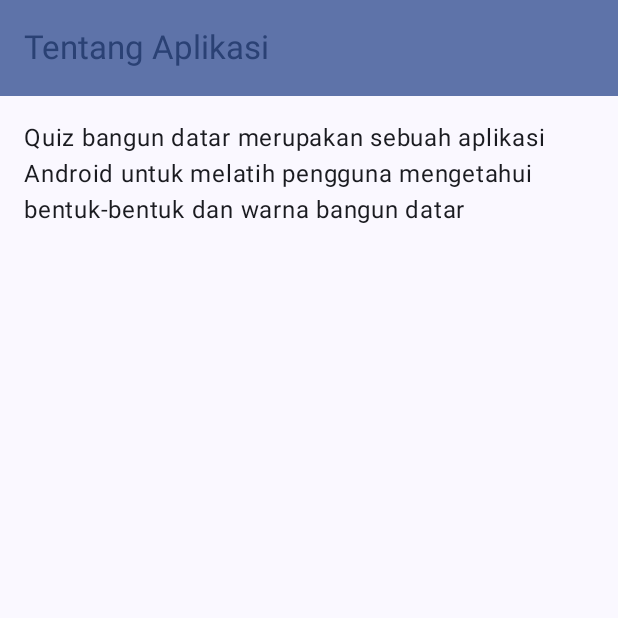
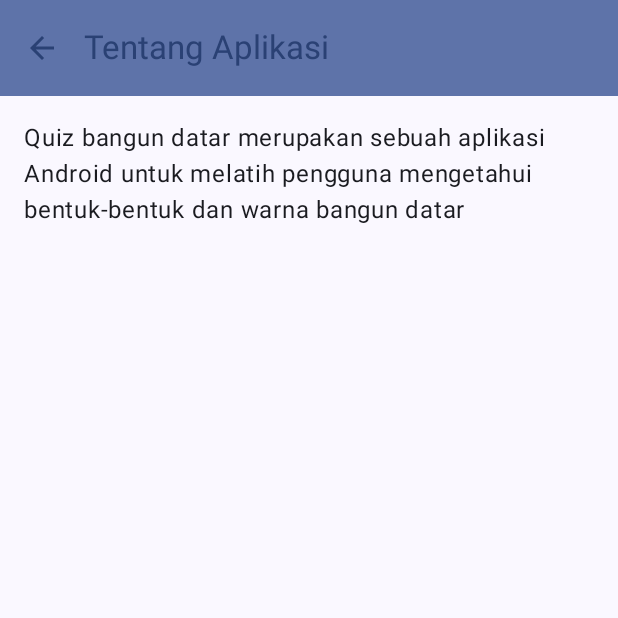
Before and after one commit to alfon57/Assesment1-3101, an Android app built with Jetpack Compose: the AboutScreen screen opened through its navigation route, on a phone screen of 412 x 824 dp, the top half of it. Run offline under Robolectric (Android 15) with nearby library versions, the phone set to English and light mode, and no system bars.

Commit message:
Membuat navigasi dengan tombol Up di halaman About

```diff
--- a/app/src/main/java/org/d3if3101/assesment1/navigation/NavGraph.kt
+++ b/app/src/main/java/org/d3if3101/assesment1/navigation/NavGraph.kt
@@ -23,7 +23,7 @@ fun SetUpNavGraph(navController: NavHostController = rememberNavController())
         }
         composable(route = Screen.About.route)
         {
-            AboutScreen()
+            AboutScreen(navController)
         }
     }
 }
--- a/app/src/main/java/org/d3if3101/assesment1/screen/AboutScreen.kt
+++ b/app/src/main/java/org/d3if3101/assesment1/screen/AboutScreen.kt
@@ -2,7 +2,11 @@ package org.d3if3101.assesment1.screen
 
 import android.content.res.Configuration
 import androidx.compose.foundation.layout.padding
+import androidx.compose.material.icons.Icons
+import androidx.compose.material.icons.filled.ArrowBack
 import androidx.compose.material3.ExperimentalMaterial3Api
+import androidx.compose.material3.Icon
+import androidx.compose.material3.IconButton
 import androidx.compose.material3.MaterialTheme
 import androidx.compose.material3.Scaffold
 import androidx.compose.material3.Text
@@ -13,16 +17,31 @@ import androidx.compose.ui.Modifier
 import androidx.compose.ui.res.stringResource
 import androidx.compose.ui.tooling.preview.Preview
 import androidx.compose.ui.unit.dp
+import androidx.navigation.NavHostController
+import androidx.navigation.compose.rememberNavController
 import org.d3if3101.assesment1.R
 import org.d3if3101.assesment1.ui.theme.Assesment1Theme
 
 @OptIn(ExperimentalMaterial3Api::class)
 @Composable
-fun AboutScreen()
+fun AboutScreen(navController: NavHostController)
 {
     Scaffold(topBar = {
-        TopAppBar(title =
-        { Text(text = stringResource(id = R.string.tentang_aplikasi))
+        TopAppBar(
+            navigationIcon =
+        {
+            IconButton(onClick = {navController.popBackStack()})
+            {
+                Icon(
+                    imageVector = Icons.Filled.ArrowBack,
+                    contentDescription = stringResource(id = R.string.kembali),
+                    tint = MaterialTheme.colorScheme.primary
+                )
+            }
+        },
+            title =
+        {
+            Text(text = stringResource(id = R.string.tentang_aplikasi))
         },
             colors = TopAppBarDefaults.mediumTopAppBarColors(
                 containerColor = MaterialTheme.colorScheme.primaryContainer,
@@ -46,6 +65,6 @@ fun AboutScreen()
 fun AboutScreenPreview()
 {
     Assesment1Theme {
-        AboutScreen()
+        AboutScreen(rememberNavController())
     }
 }
--- a/app/src/main/java/org/d3if3101/assesment1/screen/MainScreen.kt
+++ b/app/src/main/java/org/d3if3101/assesment1/screen/MainScreen.kt
@@ -19,7 +19,6 @@ import androidx.compose.ui.Modifier
 import androidx.compose.ui.res.stringResource
 import androidx.compose.ui.tooling.preview.Preview
 import androidx.compose.ui.unit.dp
-import androidx.navigation.NavController
 import androidx.navigation.NavHostController
 import androidx.navigation.compose.rememberNavController
 import org.d3if3101.assesment1.R
--- a/app/src/main/res/values/strings.xml
+++ b/app/src/main/res/values/strings.xml
@@ -1,5 +1,6 @@
 <resources>
     <string name="app_name">Quiz Bangun Datar</string>
+    <string name="kembali">Kembali</string>
     <string name="tentang_aplikasi">Tentang Aplikasi</string>
     <string name="copyright">Quiz bangun datar merupakan sebuah aplikasi Android untuk melatih
         pengguna mengetahui bentuk-bentuk dan warna bangun datar</string>
```
